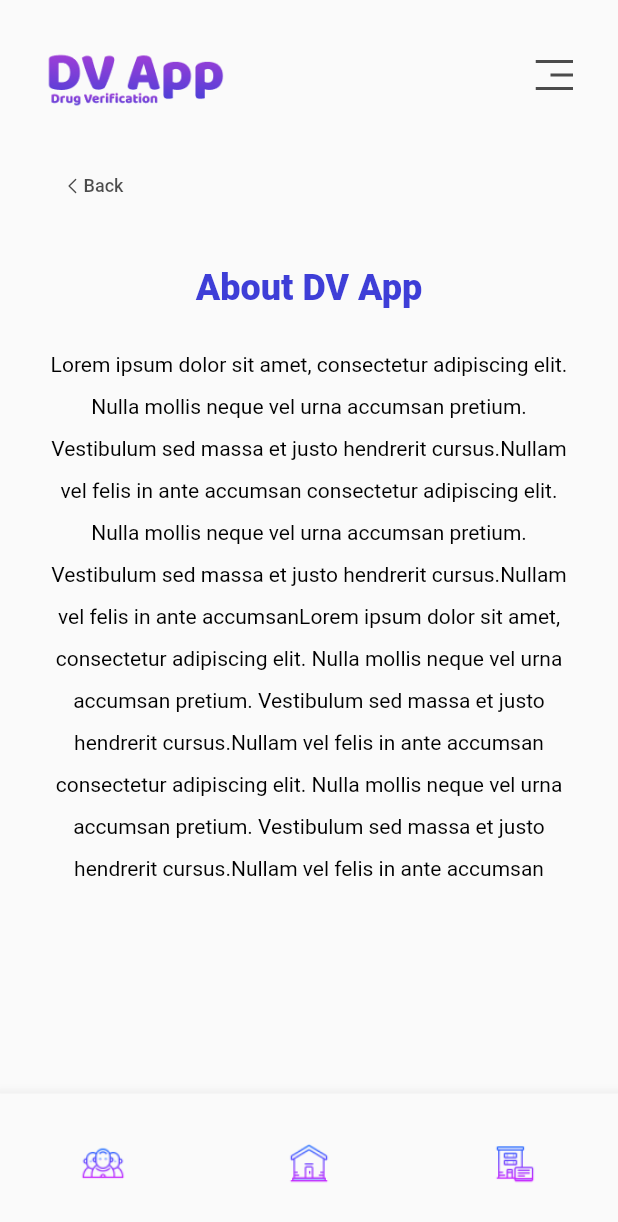
After one commit to emodot/dv_app, a Flutter app: the AboutScreen screen opened directly, after a tap on "Back", on a phone screen of 412 x 824 dp. The commit adds this screen. Shown: the top 1222 px of the screen. Run offline on Flutter 3.47's test engine with Material 2 defaults, Android fonts, the phone set to English and light mode, and no system bars; our stand-ins replace flutter_svg.

Commit message:
developing about screen

```diff
--- a/lib/components/custom_app_bar.dart
+++ b/lib/components/custom_app_bar.dart
@@ -6,6 +6,7 @@ class CustomAppBar extends AppBar {
       : super(
           backgroundColor: Colors.transparent,
           automaticallyImplyLeading: false,
+          toolbarHeight: 100,
           elevation: 0,
           titleSpacing: 30,
           centerTitle: false,
--- a/lib/components/side_nav_bar.dart
+++ b/lib/components/side_nav_bar.dart
@@ -1,4 +1,6 @@
 import 'package:dv_app/constants.dart';
+import 'package:dv_app/screens/about/about_screen.dart';
+import 'package:dv_app/screens/welcome/welcome_screen.dart';
 import 'package:flutter/material.dart';
 import 'package:flutter_svg/flutter_svg.dart';
 
@@ -28,21 +30,39 @@ class SideNavBar extends StatelessWidget {
                 ),
               ),
             ),
-            const MenuList(
+            MenuList(
               image: 'assets/icons/HouseLine.svg',
               title: 'Home',
+              press: () => {Navigator.of(context).pop()},
             ),
-            const MenuList(
+            MenuList(
               image: 'assets/icons/Bank.svg',
               title: 'About',
+              press: () {
+                Navigator.push(
+                  context,
+                  MaterialPageRoute(
+                    builder: (context) => const AboutScreen(),
+                  ),
+                );
+              },
             ),
-            const MenuList(
+            MenuList(
               image: 'assets/icons/Users.svg',
               title: 'Team',
+              press: () {
+                Navigator.push(
+                  context,
+                  MaterialPageRoute(
+                    builder: (context) => const WelcomeScreen(),
+                  ),
+                );
+              },
             ),
-            const MenuList(
+            MenuList(
               image: 'assets/icons/Bookmarks.svg',
               title: 'Newsletter',
+              press: () {},
             ),
           ],
         ),
@@ -56,9 +76,11 @@ class MenuList extends StatelessWidget {
     super.key,
     required this.image,
     required this.title,
+    required this.press,
   });
 
   final String image, title;
+  final VoidCallback press;
 
   @override
   Widget build(BuildContext context) {
@@ -85,7 +107,7 @@ class MenuList extends StatelessWidget {
             color: Colors.white,
           ),
         ),
-        onTap: () {},
+        onTap: press,
       ),
     );
   }
--- /dev/null
+++ b/lib/screens/about/about_screen.dart
@@ -0,0 +1,84 @@
+import 'package:dv_app/components/bottom_nav_bar.dart';
+import 'package:dv_app/components/custom_app_bar.dart';
+import 'package:dv_app/components/side_nav_bar.dart';
+import 'package:dv_app/constants.dart';
+import 'package:flutter/material.dart';
+import 'package:flutter_svg/flutter_svg.dart';
+
+class AboutScreen extends StatelessWidget {
+  const AboutScreen({super.key});
+
+  @override
+  Widget build(BuildContext context) {
+    return Scaffold(
+      drawer: const SideNavBar(),
+      appBar: CustomAppBar(),
+      body: SingleChildScrollView(
+        child: Padding(
+          padding: const EdgeInsets.symmetric(horizontal: 30),
+          child: Column(
+            children: [
+              Row(
+                children: [
+                  TextButton(
+                    onPressed: () {},
+                    child: Row(
+                      mainAxisSize: MainAxisSize.min,
+                      children: [
+                        SvgPicture.asset(
+                          "assets/icons/CaretLeft.svg",
+                          color: kTextColor.withOpacity(0.7),
+                          width: 14,
+                        ),
+                        Text(
+                          "Back",
+                          style: TextStyle(
+                            color: kTextColor.withOpacity(0.7),
+                            fontSize: 12,
+                          ),
+                        )
+                      ],
+                    ),
+                  )
+                ],
+              ),
+              const SizedBox(
+                height: 30,
+              ),
+              const Text(
+                "About DV App",
+                style: TextStyle(
+                    fontWeight: FontWeight.w800,
+                    fontSize: 24,
+                    color: kPrimaryColor),
+              ),
+              const SizedBox(
+                height: 20,
+              ),
+              RichText(
+                textAlign: TextAlign.center,
+                text: const TextSpan(
+                  style: TextStyle(
+                    color: kTextColor,
+                    height: 2
+                  ),
+                  children: [
+                    TextSpan(
+                      text:
+                          "Lorem ipsum dolor sit amet, consectetur adipiscing elit. Nulla mollis neque vel urna accumsan pretium. Vestibulum sed massa et justo hendrerit cursus.Nullam vel felis in ante accumsan consectetur adipiscing elit. Nulla mollis neque vel urna accumsan pretium. Vestibulum sed massa et justo hendrerit cursus.Nullam vel felis in ante accumsan",
+                    ),
+                    TextSpan(
+                      text:
+                          "Lorem ipsum dolor sit amet, consectetur adipiscing elit. Nulla mollis neque vel urna accumsan pretium. Vestibulum sed massa et justo hendrerit cursus.Nullam vel felis in ante accumsan consectetur adipiscing elit. Nulla mollis neque vel urna accumsan pretium. Vestibulum sed massa et justo hendrerit cursus.Nullam vel felis in ante accumsan",
+                    ),
+                  ],
+                ),
+              ),
+            ],
+          ),
+        ),
+      ),
+      bottomNavigationBar: const BottomNavBar(),
+    );
+  }
+}
--- a/lib/screens/onboarding/onboarding_screen.dart
+++ b/lib/screens/onboarding/onboarding_screen.dart
@@ -197,15 +197,15 @@ class OnBoard {
 final List<OnBoard> demo_data = [
   OnBoard(
     image: "assets/images/onboarding-1.png",
-    title: "Lorem ipsum dolor sit amet, consectetur",
+    title: "Health is Wealth! We saw the problem and we are fixing it!",
   ),
   OnBoard(
     image: "assets/images/onboarding-2.png",
-    title: "Lorem ipsum dolor sit amet, consectetur",
+    title: "Millions have died as a result of fake drugs! We must reduce the number!",
   ),
   OnBoard(
     image: "assets/images/onboarding-3.png",
-    title: "Lorem ipsum dolor sit amet, consectetur",
+    title: "Verify Your Drugs",
   ),
 ];
 
```
Also changed, not shown: assets/icons/CaretLeft.svg (added), assets/icons/about-us-white 1.png (deleted), assets/icons/home-page-white 1.png (deleted), assets/icons/out-tem-white 1.png (deleted), assets/icons/reviews-white 1.png (deleted).
